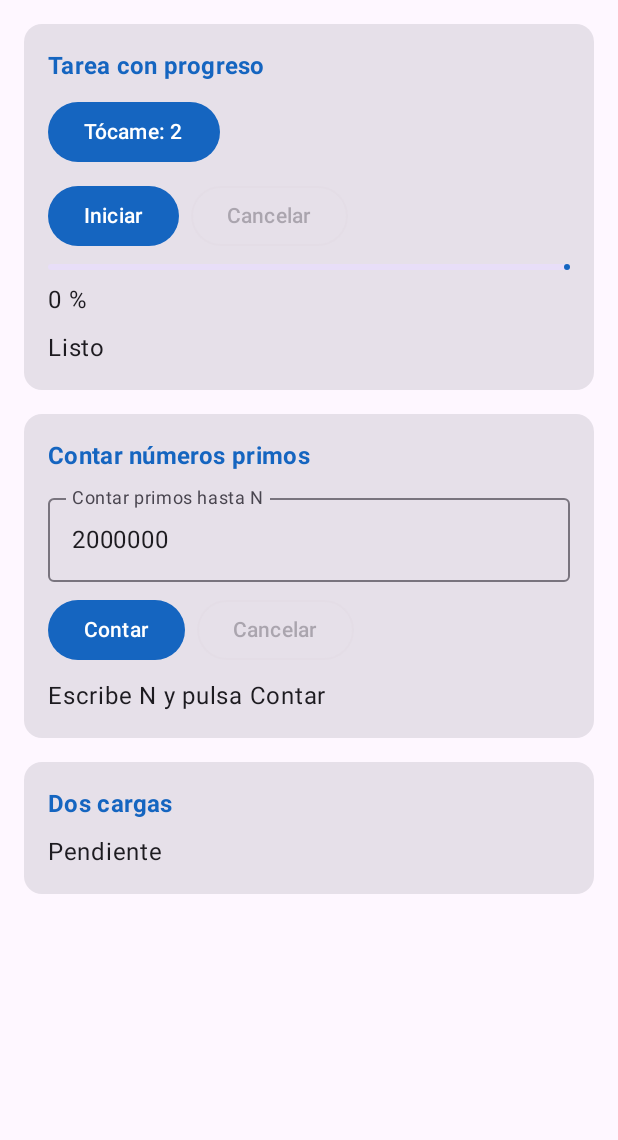
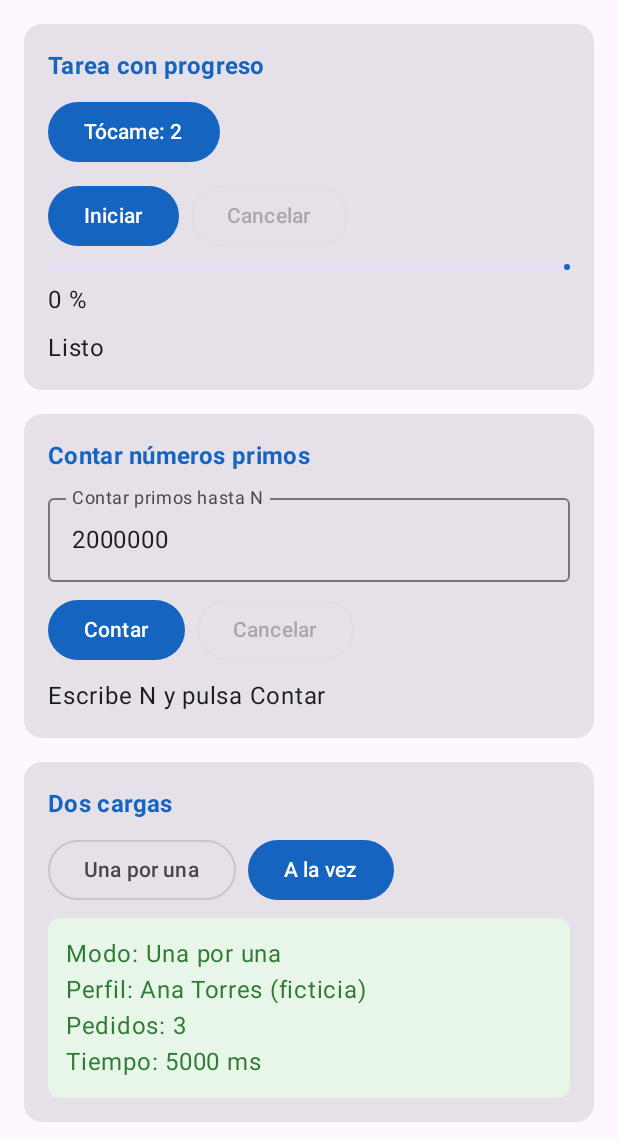
Before and after one commit to kiaraalburqueque-stack/Lab14-CentroTareas, an Android app built with Jetpack Compose: the screen it shows after launch (MainActivity), after a tap on an icon or button, on a phone screen of 412 x 824 dp, the part 96-1236 px from its top. Run offline under Robolectric (Android 15) with nearby library versions, the phone set to English and light mode, and no system bars; 2 other taps on this screen came first.

Commit message:
feat(carga): compara carga secuencial y en paralelo con async

```diff
--- a/app/src/main/java/com/alburquequearzapalo/centrotareas/ui/PantallaTareas.kt
+++ b/app/src/main/java/com/alburquequearzapalo/centrotareas/ui/PantallaTareas.kt
@@ -37,6 +37,7 @@ import androidx.compose.ui.graphics.Color
 import androidx.compose.ui.text.font.FontWeight
 import androidx.compose.ui.text.input.KeyboardType
 import androidx.compose.ui.unit.dp
+import com.alburquequearzapalo.centrotareas.model.CargaUi
 import com.alburquequearzapalo.centrotareas.model.PrimosUi
 import com.alburquequearzapalo.centrotareas.ui.theme.VerdeExito
 import com.alburquequearzapalo.centrotareas.ui.theme.VerdeFondo
@@ -49,6 +50,7 @@ fun PantallaTareas(vm: TareasViewModel) {
     val progreso by vm.progreso.collectAsState()
     val corriendo by vm.corriendo.collectAsState()
     val primos by vm.primos.collectAsState()
+    val carga by vm.carga.collectAsState()
     // Ajusta este valor si en tu emulador tarda menos de 2 s o más de 5 s
     var textoN by rememberSaveable { mutableStateOf("2000000") }
     // Prueba de vida: si este contador deja de sumar, la pantalla está congelada
@@ -134,8 +136,38 @@ fun PantallaTareas(vm: TareasViewModel) {
                 }
             }
             Tarjeta("Dos cargas") {
-                // TODO Pasos 6 y 7
-                Text("Pendiente")
+                val cargando = carga is CargaUi.Cargando
+                Row(horizontalArrangement = Arrangement.spacedBy(8.dp)) {
+                    OutlinedButton(
+                        onClick = { vm.cargarUnaPorUna() },
+                        enabled = !cargando
+                    ) { Text("Una por una") }
+                    Button(
+                        onClick = { vm.cargarALaVez() },
+                        enabled = !cargando
+                    ) { Text("A la vez") }
+                }
+                when (val estado = carga) {
+                    CargaUi.Inicial -> Text("Elige cómo cargar el perfil y los pedidos")
+                    CargaUi.Cargando -> Row(
+                        verticalAlignment = Alignment.CenterVertically,
+                        horizontalArrangement = Arrangement.spacedBy(8.dp)
+                    ) {
+                        CircularProgressIndicator(modifier = Modifier.padding(4.dp))
+                        Text("Cargando...")
+                    }
+                    is CargaUi.Exito -> Recuadro(
+                        texto = "Modo: ${estado.modo}\nPerfil: ${estado.perfil}\n" +
+                            "Pedidos: ${estado.pedidos}\nTiempo: ${estado.milisegundos} ms",
+                        fondo = VerdeFondo,
+                        colorTexto = VerdeExito
+                    )
+                    is CargaUi.Error -> Recuadro(
+                        texto = estado.mensaje,
+                        fondo = MaterialTheme.colorScheme.errorContainer,
+                        colorTexto = MaterialTheme.colorScheme.onErrorContainer
+                    )
+                }
             }
         }
     }
```
Also changed, not shown: app/src/main/java/com/alburquequearzapalo/centrotareas/viewmodel/TareasViewModel.kt (+34 -1 lines).
